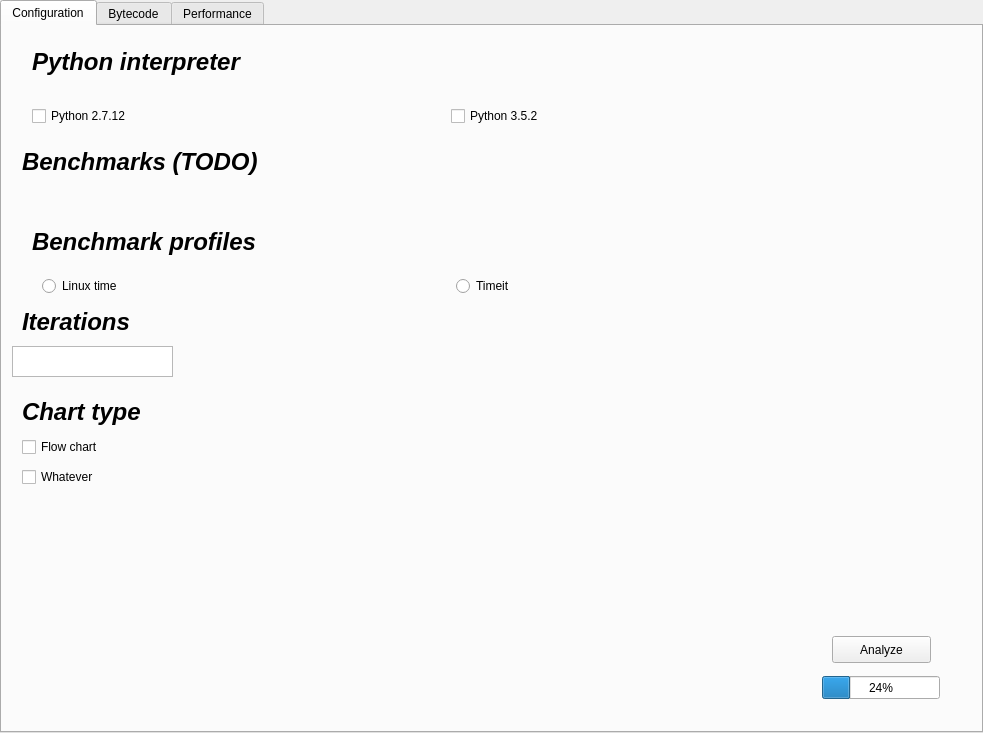
Old version of the form main_window_with_tabs.ui in the repository MaciejTe/bytecode_analyzer.
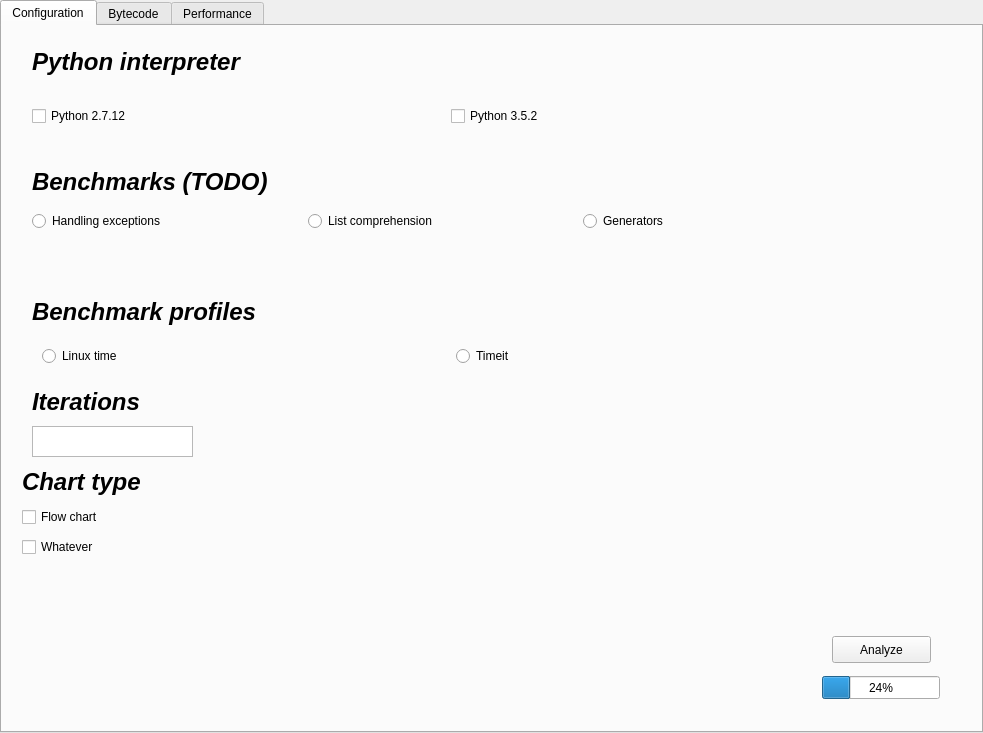
New version of the form. The open tabs and pages were chosen to show the change.

Commit message: 1. Added output bytecode in 'Bytecode' tab(works for Python 2.7 and 3.5) 2. Added sample benchmarks for generating bytecode 3. Added parser to Linux time output 4. Added pyqt_oper to work with PyQt objects 5. Some minor changes in /python_3_examples and /python_2_examples 6. Added venv_analyzer2 and venv_analyzer3 --> virtual environments with Python 2.7.12 and 3.5.2 7. Changes in main_window_tabs because of adding additional benchmarks

Patch:
```diff
--- a/main_window_with_tabs.ui
+++ b/main_window_with_tabs.ui
@@ -23,8 +23,8 @@
    <widget class="QLabel" name="benchmarks">
     <property name="geometry">
      <rect>
-      <x>20</x>
-      <y>120</y>
+      <x>30</x>
+      <y>140</y>
       <width>241</width>
       <height>31</height>
      </rect>
@@ -45,7 +45,7 @@
     <property name="geometry">
      <rect>
       <x>30</x>
-      <y>200</y>
+      <y>270</y>
       <width>241</width>
       <height>31</height>
      </rect>
@@ -66,7 +66,7 @@
     <property name="geometry">
      <rect>
       <x>20</x>
-      <y>370</y>
+      <y>440</y>
       <width>241</width>
       <height>31</height>
      </rect>
@@ -113,7 +113,7 @@
     <property name="geometry">
      <rect>
       <x>20</x>
-      <y>410</y>
+      <y>480</y>
       <width>407</width>
       <height>22</height>
      </rect>
@@ -147,7 +147,7 @@
     <property name="geometry">
      <rect>
       <x>20</x>
-      <y>440</y>
+      <y>510</y>
       <width>407</width>
       <height>22</height>
      </rect>
@@ -160,7 +160,7 @@
     <property name="geometry">
      <rect>
       <x>40</x>
-      <y>240</y>
+      <y>310</y>
       <width>821</width>
       <height>41</height>
      </rect>
@@ -185,8 +185,8 @@
    <widget class="QLabel" name="iterations">
     <property name="geometry">
      <rect>
-      <x>20</x>
-      <y>280</y>
+      <x>30</x>
+      <y>360</y>
       <width>241</width>
       <height>31</height>
      </rect>
@@ -206,8 +206,8 @@
    <widget class="QTextEdit" name="iterations_value">
     <property name="geometry">
      <rect>
-      <x>10</x>
-      <y>320</y>
+      <x>30</x>
+      <y>400</y>
       <width>161</width>
       <height>31</height>
      </rect>
@@ -239,6 +239,39 @@
      <number>24</number>
     </property>
    </widget>
+   <widget class="QWidget" name="layoutWidget_3">
+    <property name="geometry">
+     <rect>
+      <x>30</x>
+      <y>180</y>
+      <width>821</width>
+      <height>31</height>
+     </rect>
+    </property>
+    <layout class="QHBoxLayout" name="horizontalLayout_5">
+     <item>
+      <widget class="QRadioButton" name="benchmark_exceptions_rb">
+       <property name="text">
+        <string>Handling exceptions</string>
+       </property>
+      </widget>
+     </item>
+     <item>
+      <widget class="QRadioButton" name="benchmark_list_compr_rb">
+       <property name="text">
+        <string>List comprehension</string>
+       </property>
+      </widget>
+     </item>
+     <item>
+      <widget class="QRadioButton" name="benchmark_generators_rb">
+       <property name="text">
+        <string>Generators</string>
+       </property>
+      </widget>
+     </item>
+    </layout>
+   </widget>
   </widget>
   <widget class="QWidget" name="tab_2">
    <attribute name="title">
```
Left out of the diff: 6 changed lines with no effect on the pictures. The commit also changes 1668 other files.
